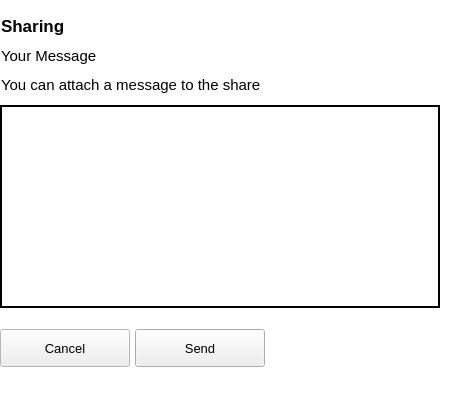
nextmcloud/desktop, file src/gui/shareusermessagewidget.ui: the form before one commit.
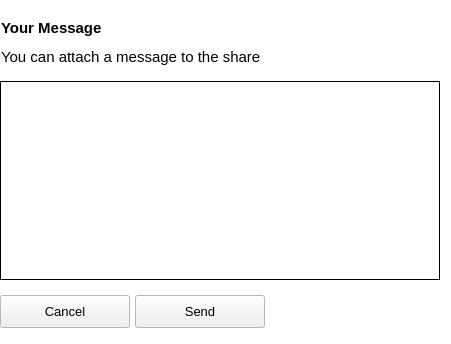
The form after the commit.

Commit message: sharing#4: User Message UI changes

Patch:
```diff
--- a/src/gui/shareusermessagewidget.ui
+++ b/src/gui/shareusermessagewidget.ui
@@ -7,7 +7,7 @@
     <x>0</x>
     <y>0</y>
     <width>451</width>
-    <height>408</height>
+    <height>344</height>
    </rect>
   </property>
   <property name="sizePolicy">
@@ -158,13 +158,13 @@
      <property name="sizeHint" stdset="0">
       <size>
        <width>20</width>
-       <height>5</height>
+       <height>8</height>
       </size>
      </property>
     </spacer>
    </item>
    <item>
-    <widget class="QLabel" name="NoteLabel">
+    <widget class="QLabel" name="NoteLabel_2">
      <property name="sizePolicy">
       <sizepolicy hsizetype="Preferred" vsizetype="Fixed">
        <horstretch>0</horstretch>
@@ -180,45 +180,12 @@
      <property name="font">
       <font>
        <family>Segoe UI</family>
-       <pointsize>13</pointsize>
+       <pointsize>11</pointsize>
        <weight>75</weight>
        <bold>true</bold>
       </font>
      </property>
      <property name="text">
-      <string>Sharing</string>
-     </property>
-     <property name="alignment">
-      <set>Qt::AlignLeading|Qt::AlignLeft|Qt::AlignVCenter</set>
-     </property>
-     <property name="indent">
-      <number>1</number>
-     </property>
-    </widget>
-   </item>
-   <item>
-    <widget class="QLabel" name="NoteLabel_2">
-     <property name="sizePolicy">
-      <sizepolicy hsizetype="Preferred" vsizetype="Fixed">
-       <horstretch>0</horstretch>
-       <verstretch>0</verstretch>
-      </sizepolicy>
-     </property>
-     <property name="minimumSize">
-      <size>
-       <width>78</width>
-       <height>0</height>
-      </size>
-     </property>
-     <property name="font">
-      <font>
-       <family>Segoe UI</family>
-       <pointsize>11</pointsize>
-       <weight>50</weight>
-       <bold>false</bold>
-      </font>
-     </property>
-     <property name="text">
       <string>Your Message</string>
      </property>
      <property name="alignment">
@@ -262,18 +229,28 @@
      </property>
     </widget>
    </item>
+   <item>
+    <spacer name="verticalSpacer_4">
+     <property name="orientation">
+      <enum>Qt::Vertical</enum>
+     </property>
+     <property name="sizeType">
+      <enum>QSizePolicy::Fixed</enum>
+     </property>
+     <property name="sizeHint" stdset="0">
+      <size>
+       <width>20</width>
+       <height>4</height>
+      </size>
+     </property>
+    </spacer>
+   </item>
    <item>
     <widget class="QTextEdit" name="textEdit_MessageNote">
-     <property name="sizePolicy">
-      <sizepolicy hsizetype="Expanding" vsizetype="Expanding">
-       <horstretch>0</horstretch>
-       <verstretch>0</verstretch>
-      </sizepolicy>
-     </property>
      <property name="minimumSize">
       <size>
-       <width>0</width>
-       <height>0</height>
+       <width>355</width>
+       <height>154</height>
       </size>
      </property>
      <property name="palette">
@@ -455,11 +432,7 @@
       </font>
      </property>
      <property name="styleSheet">
-      <string notr="true">border-top-color: rgb(226, 0, 116);
-border-color: rgb(226, 0, 116);
-border-left-color: rgb(226, 0, 116);
-border-bottom-color: rgb(226, 0, 116);
-border-right-color: rgb(226, 0, 116);</string>
+      <string notr="true"/>
      </property>
      <property name="frameShape">
       <enum>QFrame::Box</enum>
@@ -468,7 +441,7 @@
       <enum>QFrame::Plain</enum>
      </property>
      <property name="lineWidth">
-      <number>2</number>
+      <number>1</number>
      </property>
      <property name="sizeAdjustPolicy">
       <enum>QAbstractScrollArea::AdjustToContents</enum>
@@ -477,8 +450,8 @@
       <string>&lt;!DOCTYPE HTML PUBLIC &quot;-//W3C//DTD HTML 4.0//EN&quot; &quot;http://www.w3.org/TR/REC-html40/strict.dtd&quot;&gt;
 &lt;html&gt;&lt;head&gt;&lt;meta name=&quot;qrichtext&quot; content=&quot;1&quot; /&gt;&lt;style type=&quot;text/css&quot;&gt;
 p, li { white-space: pre-wrap; }
-&lt;/style&gt;&lt;/head&gt;&lt;body style=&quot; font-family:'Segoe UI'; font-size:11pt; font-weight:400; font-style:normal;&quot;&gt;
-&lt;p style=&quot; margin-top:12px; margin-bottom:12px; margin-left:0px; margin-right:0px; -qt-block-indent:0; text-indent:0px;&quot;&gt;&lt;br /&gt;&lt;/p&gt;&lt;/body&gt;&lt;/html&gt;</string>
+&lt;/style&gt;&lt;/head&gt;&lt;body style=&quot; font-family:'Segoe UI','Segoe UI'; font-size:11pt; font-weight:400; font-style:normal;&quot;&gt;
+&lt;p style=&quot; margin-top:12px; margin-bottom:12px; margin-left:0px; margin-right:0px; -qt-block-indent:0; text-indent:0px;&quot;&gt;&lt;span style=&quot; font-family:'Segoe UI';&quot;&gt;&lt;br /&gt;&lt;/span&gt;&lt;/p&gt;&lt;/body&gt;&lt;/html&gt;</string>
      </property>
     </widget>
    </item>
@@ -493,7 +466,7 @@
      <property name="sizeHint" stdset="0">
       <size>
        <width>20</width>
-       <height>10</height>
+       <height>4</height>
       </size>
      </property>
     </spacer>
@@ -514,7 +487,7 @@
        <property name="minimumSize">
         <size>
          <width>130</width>
-         <height>38</height>
+         <height>33</height>
         </size>
        </property>
        <property name="font">
@@ -523,6 +496,9 @@
          <pointsize>10</pointsize>
         </font>
        </property>
+       <property name="styleSheet">
+        <string notr="true"/>
+       </property>
        <property name="text">
         <string>Cancel</string>
        </property>
@@ -539,7 +515,7 @@
        <property name="minimumSize">
         <size>
          <width>130</width>
-         <height>38</height>
+         <height>33</height>
         </size>
        </property>
        <property name="font">
@@ -549,7 +525,7 @@
         </font>
        </property>
        <property name="styleSheet">
-        <string notr="true">border-color: rgb(226, 0, 116);</string>
+        <string notr="true"/>
        </property>
        <property name="text">
         <string>Send</string>
@@ -567,7 +543,7 @@
        <property name="sizeHint" stdset="0">
         <size>
          <width>40</width>
-         <height>10</height>
+         <height>13</height>
         </size>
        </property>
       </spacer>
@@ -585,7 +561,7 @@
      <property name="sizeHint" stdset="0">
       <size>
        <width>20</width>
-       <height>30</height>
+       <height>5</height>
       </size>
      </property>
     </spacer>
```
The commit also changes 1 other file.
